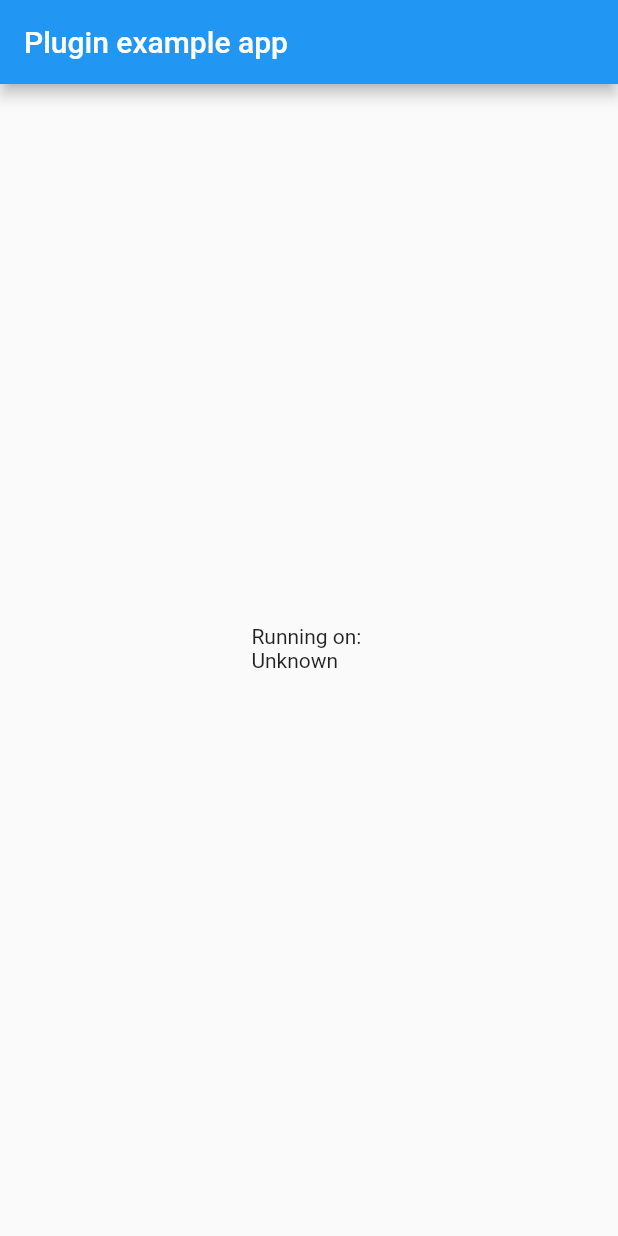
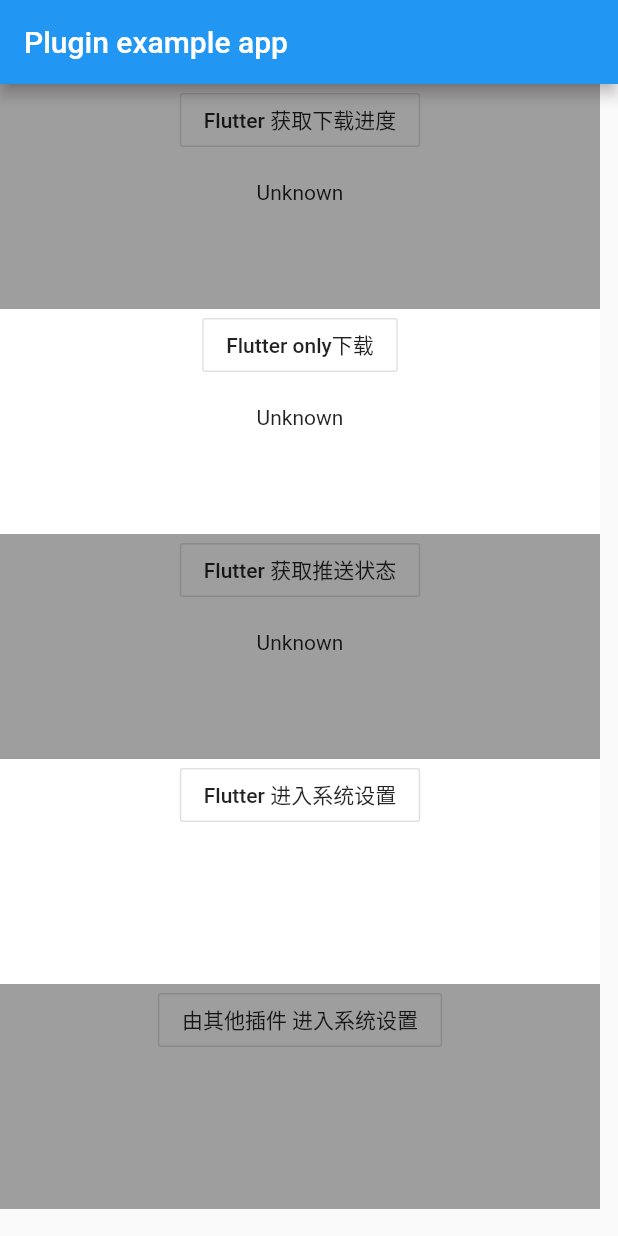
Before and after one commit to z724323347/flutter_apk, a Flutter app: the screen it shows after launch, on a phone screen of 412 x 824 dp. Run offline on Flutter 3.47's test engine with Material 2 defaults, Android fonts, the phone set to English and light mode, and no system bars; our stand-ins replace permission_handler.

Commit message:
插件使用方法 demo

```diff
--- a/example/lib/main.dart
+++ b/example/lib/main.dart
@@ -13,42 +13,60 @@ class MyApp extends StatefulWidget {
 
 class _MyAppState extends State<MyApp> {
   String _platformVersion = 'Unknown';
+  String _loadingString = 'Unknown';
+  String _pushState = 'Unknown';
   var result = '';
   @override
   void initState() {
     super.initState();
-    initPlatformState();
   }
 
-  // Platform messages are asynchronous, so we initialize in an async method.
-  Future<void> initPlatformState() async {
+  Future<void> flutterLoading() async {
     String platformVersion;
-    Map resultMap ={};
+    Map resultMap = {};
     try {
-      // platformVersion = await FlutterDownload.platformVersion;
       Map map = {
         'name': 'test_event.apk',
         'url': 'https://cnd.wn3331.com/appdownload/zyjh/signed.apk',
-        // 'msg': 'response.data.toString()'
       };
-      // result = await FlutterDownload.onlyApkDownload(map);
       StreamSubscription strem = await FlutterDownload.flutterDownload(map);
       strem.onData((Object event) {
         print('strem---------------- $event');
         setState(() {
           resultMap = event;
-          _platformVersion = '文件大小 :${resultMap['max'].toString()}' + '\n 当前下载进度${resultMap['progress'].toString()}';
+          _platformVersion = '文件大小 :${resultMap['max'].toString()}' +
+              '\n 当前下载进度${resultMap['progress'].toString()}';
         });
       });
     } on PlatformException {
       platformVersion = 'Failed to get platform version.';
     }
+  }
 
-    // If the widget was removed from the tree while the asynchronous platform
-    // message was in flight, we want to discard the reply rather than calling
-    // setState to update our non-existent appearance.
-    // if (!mounted) return;
+  Future<void> onlyDownload() async {
+    Map map = {
+      'name': 'test_event.apk',
+      'url': 'https://cnd.wn3331.com/appdownload/zyjh/signed.apk',
+    };
+    String reslut = await FlutterDownload.onlyApkDownload(map);
+    setState(() {
+      _loadingString = reslut;
+    });
+  }
 
+  Future<void> pushStatus() async {
+    bool reslut = await FlutterDownload.checkPushStatus();
+    setState(() {
+      _pushState = 'starus : ${reslut}';
+    });
+  }
+
+  Future<void> gotoSys() async {
+    await FlutterDownload.goSysSetting();
+  }
+
+  Future<void> otherGoto() async {
+    await FlutterDownload.pluginGotoSys();
   }
 
   @override
@@ -58,8 +76,91 @@ class _MyAppState extends State<MyApp> {
         appBar: AppBar(
           title: const Text('Plugin example app'),
         ),
-        body: Center(
-          child: Text('Running on: \n$_platformVersion\n'),
+        body: Column(
+          mainAxisAlignment: MainAxisAlignment.start,
+          crossAxisAlignment: CrossAxisAlignment.center,
+          children: <Widget>[
+            Container(
+              color: Colors.grey,
+              width: 400,
+              height: 150,
+              child: Column(
+                children: <Widget>[
+                  OutlineButton(
+                    onPressed: () {
+                      flutterLoading();
+                    },
+                    child: Text('Flutter 获取下载进度'),
+                  ),
+                  Text(' \n$_platformVersion\n')
+                ],
+              ),
+            ),
+            Container(
+              color: Colors.white,
+              width: 400,
+              height: 150,
+              child: Column(
+                children: <Widget>[
+                  OutlineButton(
+                    onPressed: () {
+                      onlyDownload();
+                    },
+                    child: Text('Flutter only下载'),
+                  ),
+                  Text(' \n$_loadingString\n')
+                ],
+              ),
+            ),
+            Container(
+              color: Colors.grey,
+              width: 400,
+              height: 150,
+              child: Column(
+                children: <Widget>[
+                  OutlineButton(
+                    onPressed: () {
+                      pushStatus();
+                    },
+                    child: Text('Flutter 获取推送状态'),
+                  ),
+                  Text(' \n$_pushState\n')
+                ],
+              ),
+            ),
+            Container(
+              color: Colors.white,
+              width: 400,
+              height: 150,
+              child: Column(
+                children: <Widget>[
+                  OutlineButton(
+                    onPressed: () {
+                      gotoSys();
+                    },
+                    child: Text('Flutter 进入系统设置'),
+                  ),
+                  Text(' \n\n')
+                ],
+              ),
+            ),
+            Container(
+              color: Colors.grey,
+              width: 400,
+              height: 150,
+              child: Column(
+                children: <Widget>[
+                  OutlineButton(
+                    onPressed: () {
+                      otherGoto();
+                    },
+                    child: Text('由其他插件 进入系统设置'),
+                  ),
+                  Text(' \n\n')
+                ],
+              ),
+            ),
+          ],
         ),
       ),
     );
--- a/pubspec.yaml
+++ b/pubspec.yaml
@@ -10,6 +10,9 @@ environment:
 dependencies:
   flutter:
     sdk: flutter
+
+  # Android 权限插件
+  permission_handler: ^3.2.2
 
 dev_dependencies:
   flutter_test:
```
Also changed, not shown: lib/flutter_download.dart (+12 -0 lines), example/pubspec.lock, pubspec.lock, 2 other files.
